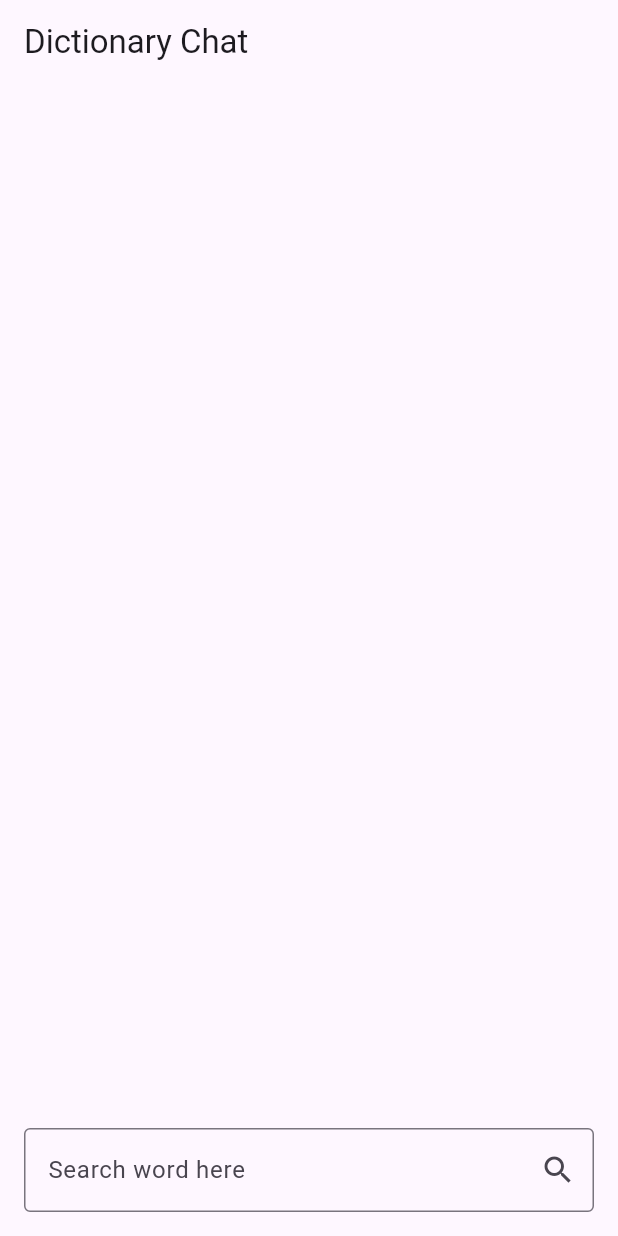
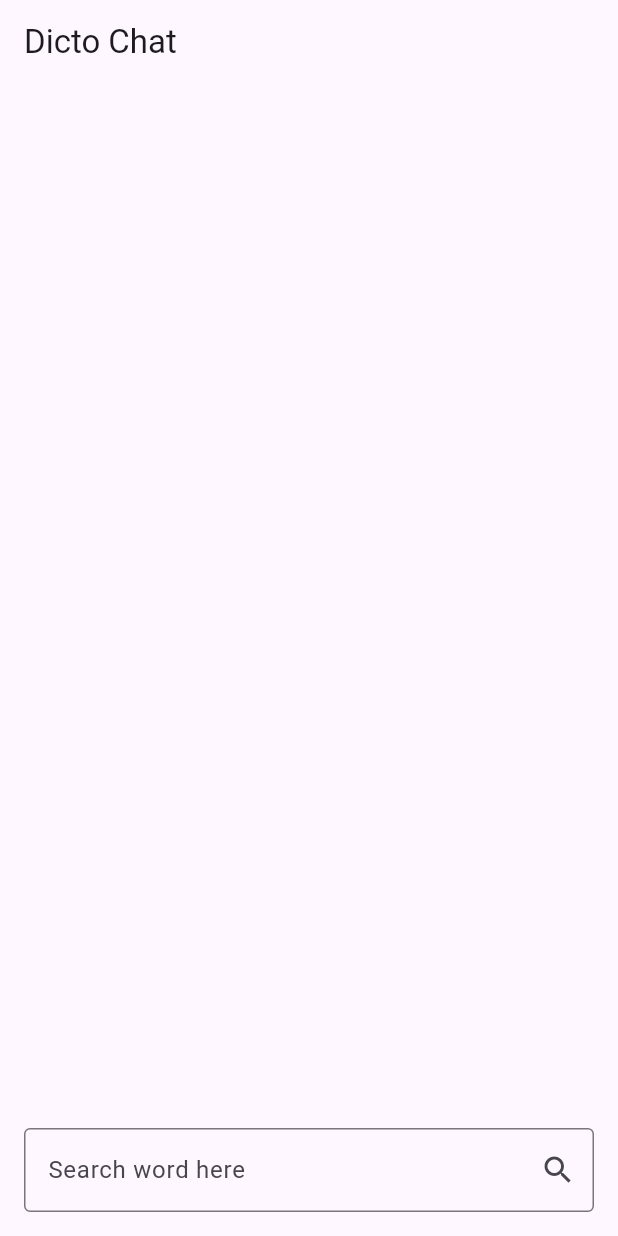
Before and after one commit to itsmedona/DictionaryApp, a Flutter app: the screen it shows after launch, on a phone screen of 412 x 824 dp. Run offline on Flutter 3.47's test engine with Material 3 defaults, Android fonts, the phone set to English and light mode, and no system bars; our stand-ins replace google_fonts.

Commit message:
homescreen updated

```diff
--- a/lib/view/homescreen/homescreen.dart
+++ b/lib/view/homescreen/homescreen.dart
@@ -88,7 +88,7 @@ class _HomeScreenState extends State<HomeScreen> {
     return SafeArea(
       child: Scaffold(
         appBar: AppBar(
-          title: Text("Dictionary Chat"),
+          title: Text("Dicto Chat"),
         ),
         body: Padding(
           padding: const EdgeInsets.all(16),
```
